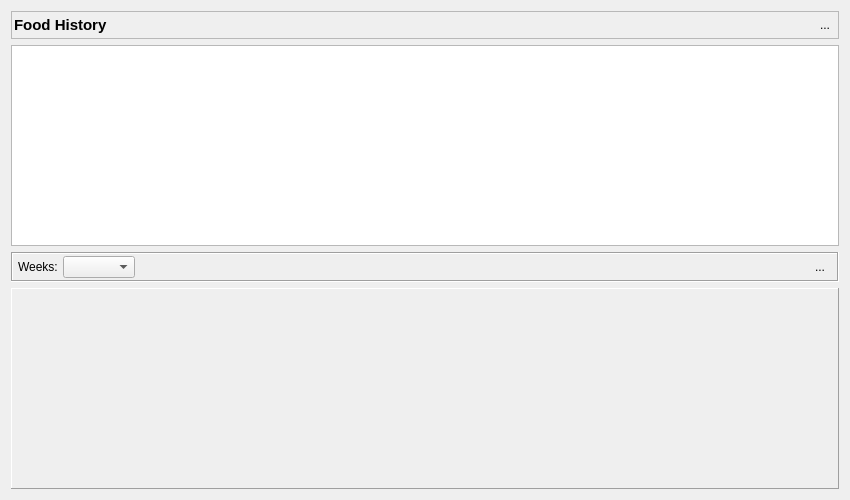
Before: the Qt Designer form foodhistory_popup.ui in Tria-Andy/WorkoutEditor, drawn with Qt 5.
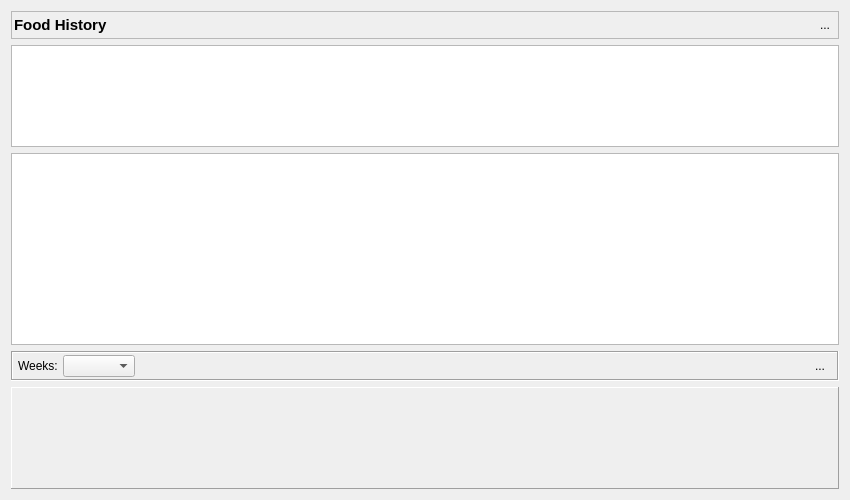
After: the same form once the commit is applied. Icons and pictures are not drawn. Custom widgets are drawn as their Qt base class.

Commit message: Remodel of FoodMode Part3

```diff
--- a/foodhistory_popup.ui
+++ b/foodhistory_popup.ui
@@ -111,6 +111,9 @@
      </property>
     </widget>
    </item>
+   <item>
+    <widget class="QColumnView" name="columnView_foodHistory"/>
+   </item>
    <item>
     <widget class="QFrame" name="frame_control">
      <property name="frameShape">
```
The commit also changes 26 other files.
